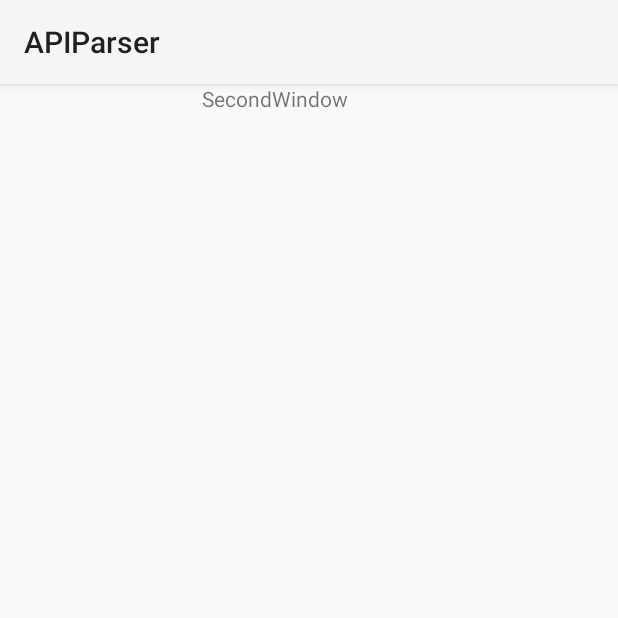
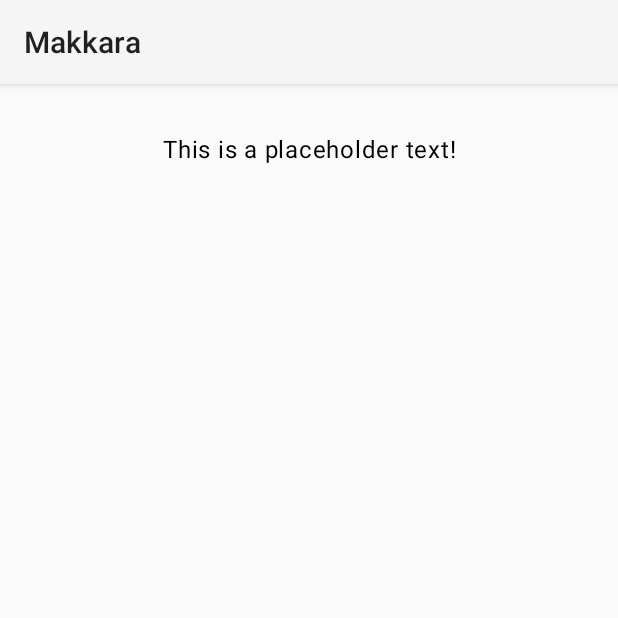
Before and after one commit to MiroHann/R8_KotlinHarjoitustyo, an Android app built with Jetpack Compose: the screen it shows after launch (Recipe), after a tap on "PRESSME", on a phone screen of 412 x 824 dp, the top half of it. Run offline under Robolectric (Android 15) with nearby library versions, the phone set to English and light mode, and no system bars.

Commit message:
Passing variables to the new activity and setting them + some new components

```diff
--- a/app/src/main/java/com/example/apiparser/MainActivity.kt
+++ b/app/src/main/java/com/example/apiparser/MainActivity.kt
@@ -10,16 +10,20 @@ import androidx.compose.runtime.Composable
 import androidx.compose.ui.Modifier
 import androidx.compose.ui.tooling.preview.Preview
 import com.example.apiparser.ui.theme.APIParserTheme
+import com.google.android.material.internal.ContextUtils.getActivity
 
 
 class MainActivity : ComponentActivity() {
+    var Nameofrecepie = "Makkara"
+    var Contentofrecepie = "This is a placeholder text!"
     override fun onCreate(savedInstanceState: Bundle?) {
         super.onCreate(savedInstanceState)
         setContentView(R.layout.mainmenu_layout)
         findViewById<Button>(R.id.buttonWindow)
             .setOnClickListener {
-                Log.d("BUTTONS", "Window should change")
                 val intent = Intent(this, Recipe::class.java)
+                intent.putExtra("TitleText", Nameofrecepie)
+                intent.putExtra("RecipeText", Contentofrecepie)
                 startActivity(intent)
             }
     }
--- a/app/src/main/java/com/example/apiparser/recipe.kt
+++ b/app/src/main/java/com/example/apiparser/recipe.kt
@@ -2,12 +2,50 @@ package com.example.apiparser
 
 import androidx.appcompat.app.AppCompatActivity
 import android.os.Bundle
-import android.view.Window
+import androidx.activity.compose.setContent
+import androidx.compose.foundation.background
+import androidx.compose.foundation.layout.Column
+import androidx.compose.foundation.layout.fillMaxHeight
+import androidx.compose.foundation.layout.fillMaxWidth
+import androidx.compose.foundation.layout.padding
+import androidx.compose.material3.ExperimentalMaterial3Api
+import androidx.compose.material3.MaterialTheme
+import androidx.compose.material3.Text
+import androidx.compose.material3.TopAppBar
+import androidx.compose.runtime.Composable
+import androidx.compose.ui.Modifier
+import androidx.compose.ui.graphics.Color
+import androidx.compose.ui.text.style.TextAlign
+import androidx.compose.ui.unit.dp
 
 class Recipe : AppCompatActivity() {
+
+
     override fun onCreate(savedInstanceState: Bundle?) {
         super.onCreate(savedInstanceState)
-        this.requestWindowFeature(Window.FEATURE_NO_TITLE);
-        setContentView(R.layout.recipe)
+
+        val intentValues = intent.getStringExtra("TitleText")
+        val recipeText = intent.getStringExtra("RecipeText").toString()
+        setContent {
+            title = intentValues
+            MaterialTheme{
+                    RecipeText(content = recipeText)
+            }
+        }
+    }
+    @Composable
+    fun RecipeText(content: String, modifier: Modifier = Modifier) {
+        Column(
+            modifier = modifier
+                .fillMaxHeight()
+                .padding(top = 32.dp)
+
+        ) {
+            Text(
+                text = content,
+                modifier = modifier.fillMaxWidth(),
+                textAlign = TextAlign.Center,
+            )
+        }
     }
 }
```
